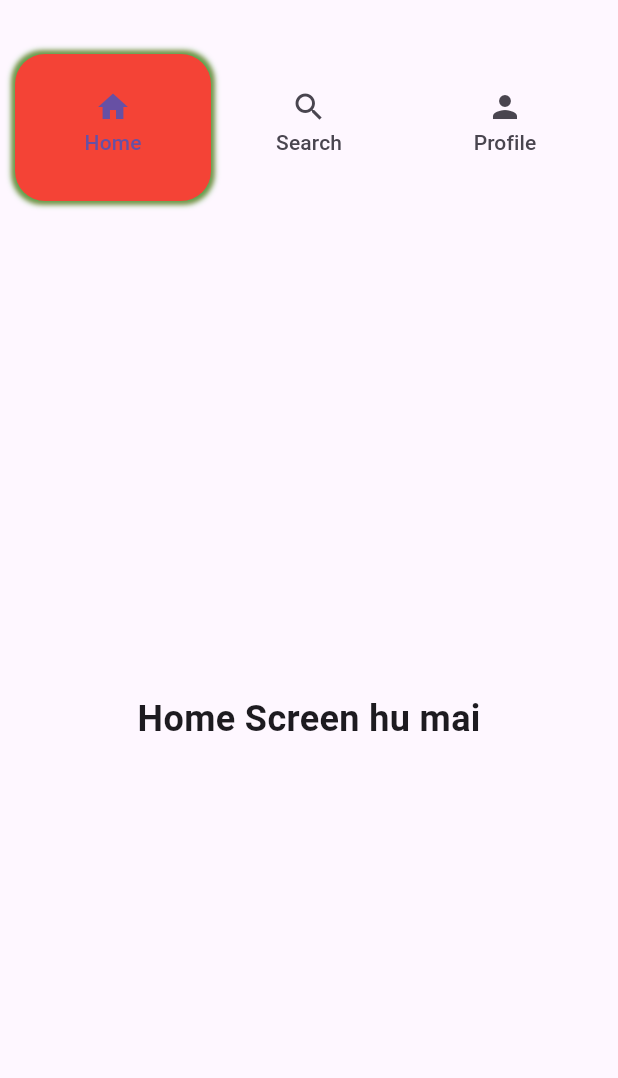
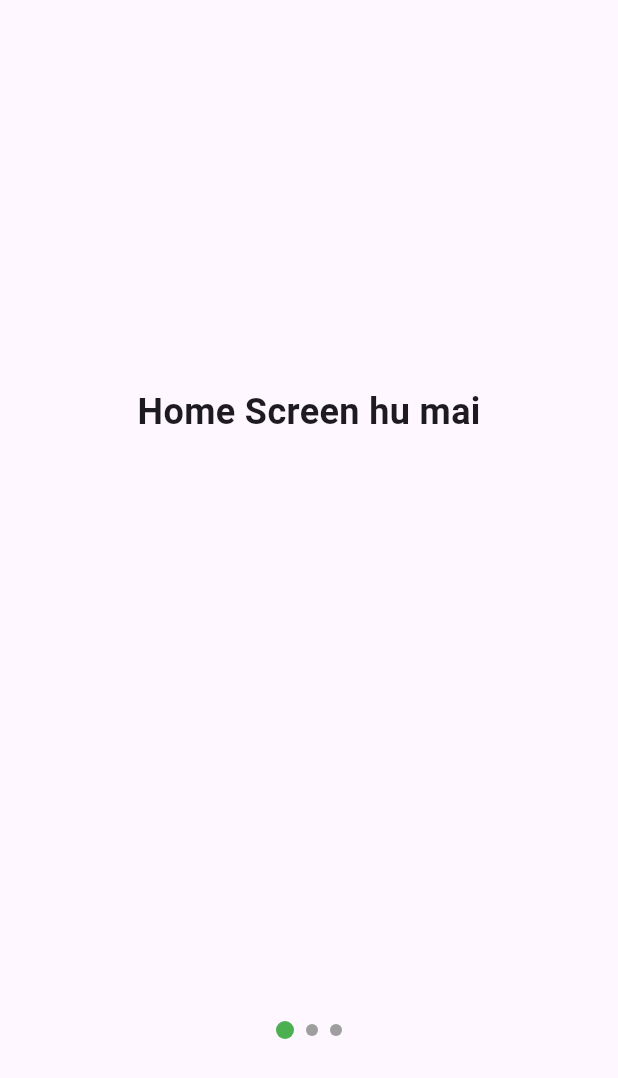
Before and after one commit to pradeepyuni07/Day2-Dart, a Flutter app: the screen it shows after launch, on a phone screen of 412 x 824 dp. Shown: the top 1078 px of the screen. Run offline on Flutter 3.47's test engine with Material 3 defaults, Android fonts, the phone set to English and light mode, and no system bars; our stand-ins replace image_picker; key blocks and very long unbroken strings in the code were emptied for the run.

Commit message:
PageView Completed

```diff
--- a/lib/main.dart
+++ b/lib/main.dart
@@ -6,6 +6,7 @@ import 'package:dart_app/custom_listtile.dart';
 import 'package:dart_app/fab_button.dart';
 import 'package:dart_app/grid_view.dart';
 import 'package:dart_app/img.dart';
+import 'package:dart_app/page_view_demo.dart';
 import 'package:dart_app/pnt.dart';
 import 'package:dart_app/row_widget.dart';
 import 'package:dart_app/rowcolumn.dart';
@@ -29,7 +30,7 @@ class MyApp extends StatelessWidget {
   Widget build(BuildContext context) {
     return MaterialApp(
       debugShowCheckedModeBanner: false, // Remove debug banner
-      home:Pnt()
+      home:PageViewDemo()
     );
   }
 }
--- /dev/null
+++ b/lib/page_view_demo.dart
@@ -0,0 +1,104 @@
+import 'package:flutter/material.dart';
+
+class PageViewDemo extends StatefulWidget {
+  const PageViewDemo({super.key});
+
+  @override
+  State<PageViewDemo> createState() => _PageViewDemoState();
+}
+
+class _PageViewDemoState extends State<PageViewDemo> {
+  final List<Widget> _screens = [const Home(), const Search(), const Profile()];
+   int currentPage=0;
+  @override
+  Widget build(BuildContext context) {
+    return Scaffold(
+        body: Column(
+            children: [
+              Expanded(
+
+                 flex: 2,
+                child: PageView(
+                  scrollDirection: Axis.vertical,
+                   padEnds: true,
+                  physics: BouncingScrollPhysics(),
+                 // pageSnapping: false,
+                  children: _screens,
+                    onPageChanged: (index){
+                       setState(() {
+
+                         currentPage=index;
+                       });
+                    },
+
+                ),
+              ),
+              Expanded(
+                flex: 1,
+                child: Row(
+                  mainAxisAlignment: MainAxisAlignment.center,
+                  children: List.generate(3, (index){
+                    return AnimatedContainer(
+                        duration: Duration(milliseconds: 300),
+                      curve: Curves.easeInOut,
+
+                      margin: EdgeInsets.all(4),
+                      width: currentPage == index ? 12 : 8,
+                      height: currentPage == index ? 12 : 8,
+                      decoration: BoxDecoration(
+                        color: currentPage == index ? Colors.green : Colors.grey,
+                        shape: BoxShape.circle,
+                      ),
+                    );
+
+                  })
+                ),
+              )
+            ],
+        ),
+
+
+    );
+  }
+}
+class Home extends StatelessWidget {
+  const Home({super.key});
+
+  @override
+  Widget build(BuildContext context) {
+    return const Center(
+      child: Text(
+        "Home Screen hu mai",
+        style: TextStyle(fontSize: 24, fontWeight: FontWeight.bold),
+      ),
+    );
+  }
+}
+
+class Search extends StatelessWidget {
+  const Search({super.key});
+
+  @override
+  Widget build(BuildContext context) {
+    return const Center(
+      child: Text(
+        "mai Search Screen hu",
+        style: TextStyle(fontSize: 24, fontWeight: FontWeight.bold),
+      ),
+    );
+  }
+}
+
+class Profile extends StatelessWidget {
+  const Profile({super.key});
+
+  @override
+  Widget build(BuildContext context) {
+    return const Center(
+      child: Text(
+        "to mai bhi Profile Screen hu",
+        style: TextStyle(fontSize: 24, fontWeight: FontWeight.bold),
+      ),
+    );
+  }
+}
```
